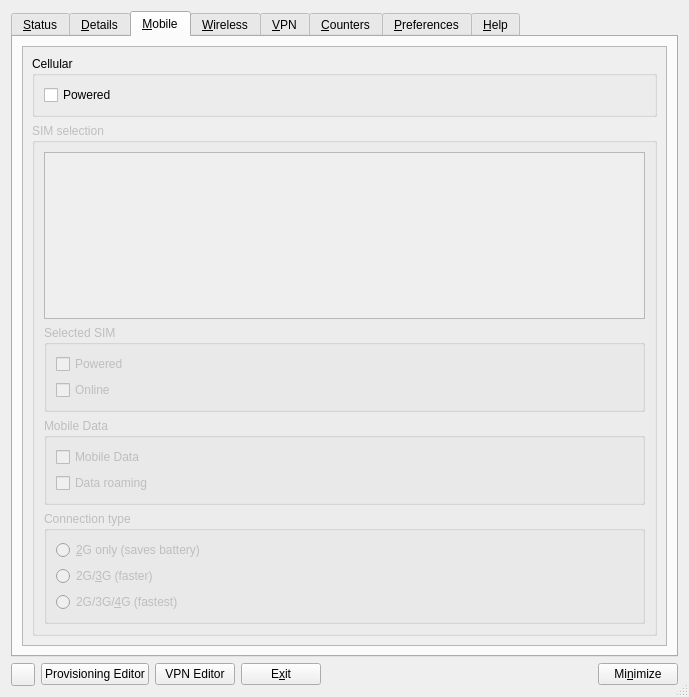
Qt form apps/cmstapp/code/control_box/ui/controlbox.ui (Re4son/cmst) before a commit.
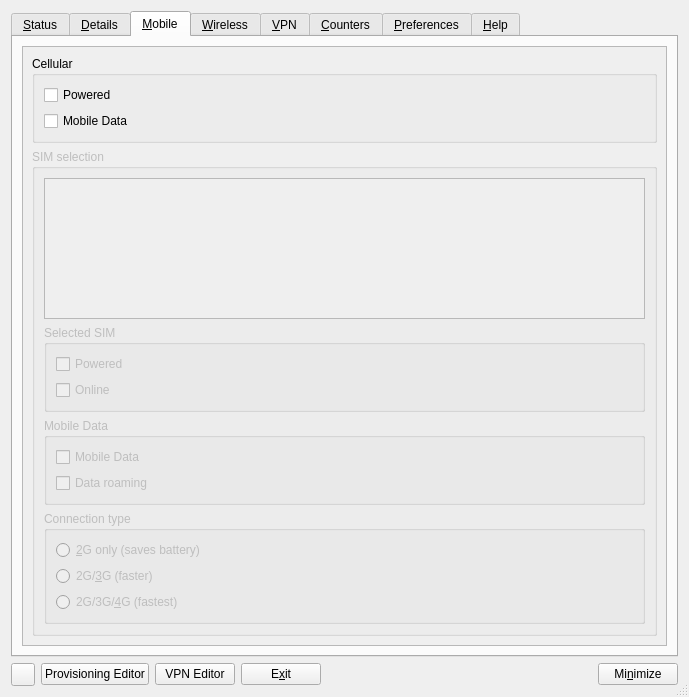
The same form after that commit. The open tabs and pages were chosen to show the change.

Commit message: Added overall option to turn on/off mobile data whilst still having the sim active for SMS/Calls

```diff
--- a/apps/cmstapp/code/control_box/ui/controlbox.ui
+++ b/apps/cmstapp/code/control_box/ui/controlbox.ui
@@ -627,7 +627,7 @@
             <x>0</x>
             <y>0</y>
             <width>633</width>
-            <height>553</height>
+            <height>583</height>
            </rect>
           </property>
           <layout class="QVBoxLayout" name="verticalLayout_13">
@@ -644,6 +644,13 @@
                 </property>
                </widget>
               </item>
+              <item>
+               <widget class="QCheckBox" name="checkBox_mobile_data">
+                <property name="text">
+                 <string>Mobile Data</string>
+                </property>
+               </widget>
+              </item>
              </layout>
             </widget>
            </item>
```
Left out of the diff: 2 changed lines with no effect on the pictures. The commit also changes 2 other files.
